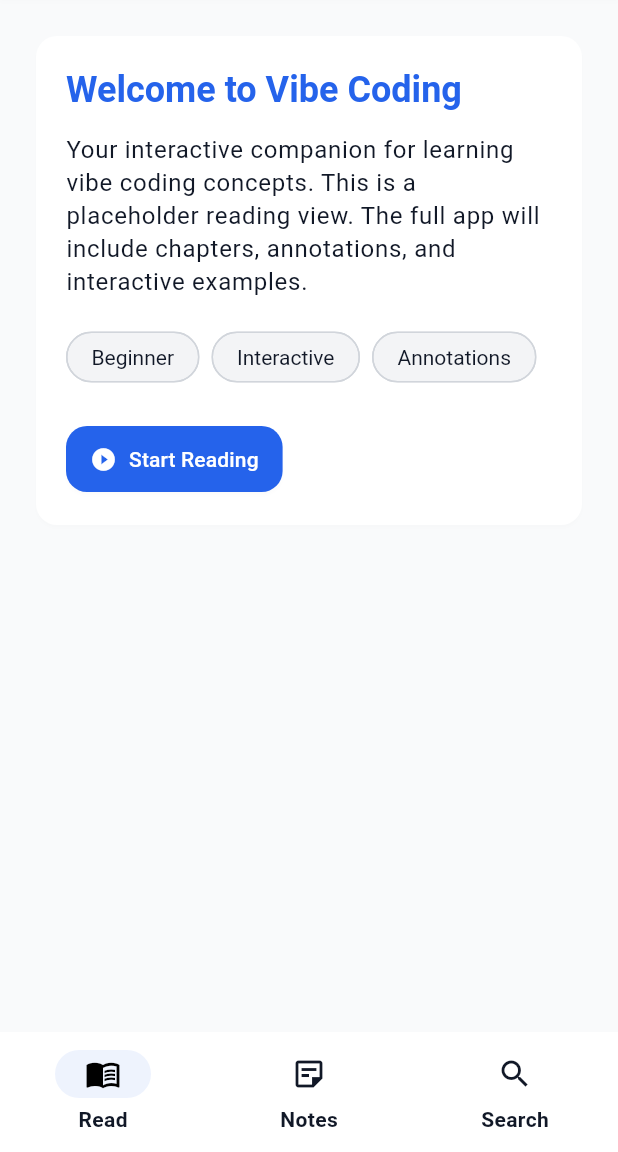
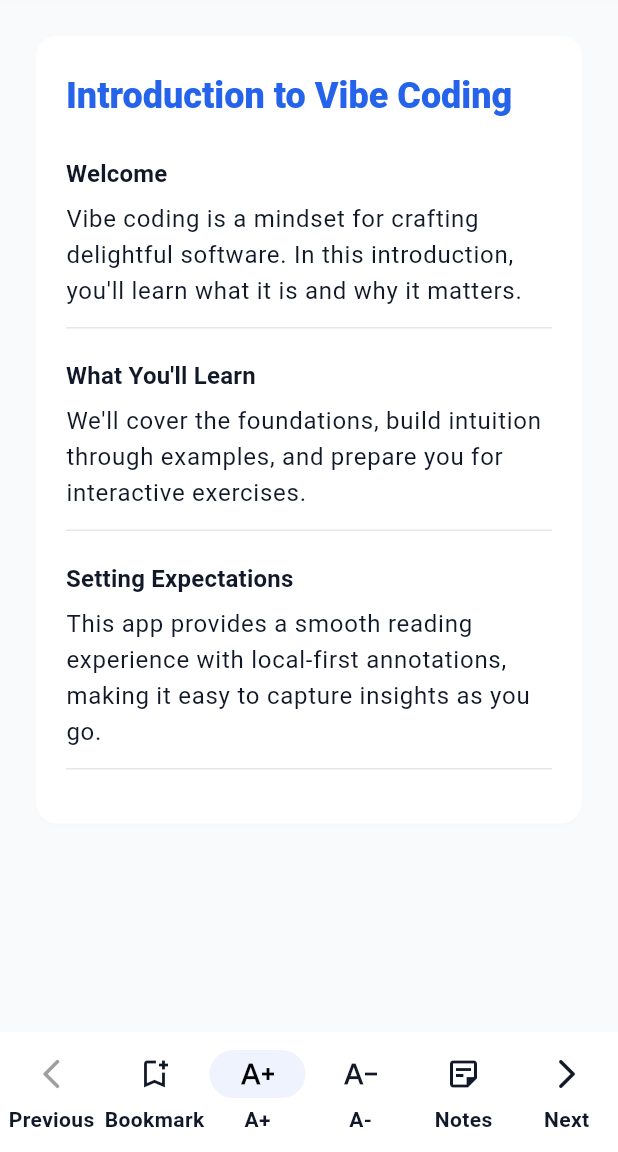
Before and after one commit to meb1772-dot/vibe-coding-companion-174407, a Flutter app: the screen it shows after launch, on a phone screen of 412 x 824 dp, the part 84-1236 px from its top. Run offline on Flutter 3.47's test engine with Material 3 defaults, Android fonts, the phone set to English and light mode, and no system bars; our stand-ins replace shared_preferences, sqflite; accounts and stored records are empty.

Commit message:
CheckPoint - cg9c25bba6

```diff
--- a/flutter_frontend/lib/screens/reader_screen.dart
+++ b/flutter_frontend/lib/screens/reader_screen.dart
@@ -1,196 +1,117 @@
 import 'package:flutter/material.dart';
+import 'package:provider/provider.dart';
+import 'package:flutter_frontend/state/book_state.dart';
+import 'package:flutter_frontend/state/annotation_state.dart';
+import 'package:flutter_frontend/widgets/chapter_drawer.dart';
+import 'package:flutter_frontend/widgets/reading_pane.dart';
+import 'package:flutter_frontend/widgets/notes_sidebar.dart';
+import 'package:flutter_frontend/widgets/bottom_actions_nav.dart';
 
-/// Temporary ReaderScreen stub to allow routing and preview.
-/// Replace with full reading pane, navigation drawer, and notes sidebar later.
-class ReaderScreen extends StatelessWidget {
+/// ReaderScreen is the main reading experience screen.
+/// Layout:
+/// - Left: ChapterDrawer (as a drawer on small screens, persistent on large screens as Scaffold.drawer)
+/// - Center: ReadingPane displaying current chapter and sections
+/// - Right: NotesSidebar (persistent on wide screens, endDrawer on small)
+/// - Bottom: BottomActionsNav with quick actions
+class ReaderScreen extends StatefulWidget {
   const ReaderScreen({super.key});
 
   @override
-  Widget build(BuildContext context) {
-    final cs = Theme.of(context).colorScheme;
-
-    return Scaffold(
-      appBar: AppBar(
-        title: const Text('Vibe Coding Companion'),
-        actions: const [
-          _HeaderActionBar(),
-        ],
-      ),
-      drawer: const _ReaderDrawer(),
-      body: SafeArea(
-        child: LayoutBuilder(
-          builder: (context, constraints) {
-            final isWide = constraints.maxWidth >= 900;
-            return Row(
-              crossAxisAlignment: CrossAxisAlignment.stretch,
-              children: [
-                // Optional left spacer when wide to mimic a table-of-contents area in future.
-                if (isWide) const SizedBox(width: 8),
-                // Reading card
-                Expanded(
-                  flex: 3,
-                  child: SingleChildScrollView(
-                    padding: const EdgeInsets.all(16),
-                    child: Card(
-                      elevation: 1,
-                      surfaceTintColor: Colors.transparent,
-                      child: Padding(
-                        padding: const EdgeInsets.all(20),
-                        child: Column(
-                          crossAxisAlignment: CrossAxisAlignment.start,
-                          children: [
-                            Text('Welcome to Vibe Coding',
-                                style: Theme.of(context).textTheme.headlineSmall?.copyWith(
-                                      fontWeight: FontWeight.w700,
-                                      color: cs.primary,
-                                    )),
-                            const SizedBox(height: 12),
-                            Text(
-                              'Your interactive companion for learning vibe coding concepts. '
-                              'This is a placeholder reading view. The full app will include chapters, '
-                              'annotations, and interactive examples.',
-                              style: Theme.of(context).textTheme.bodyLarge,
-                            ),
-                            const SizedBox(height: 16),
-                            Wrap(
-                              spacing: 8,
-                              runSpacing: 8,
-                              children: const [
-                                Chip(label: Text('Beginner')),
-                                Chip(label: Text('Interactive')),
-                                Chip(label: Text('Annotations')),
-                              ],
-                            ),
-                            const SizedBox(height: 20),
-                            ElevatedButton.icon(
-                              onPressed: () {},
-                              icon: const Icon(Icons.play_circle_fill),
-                              label: const Text('Start Reading'),
-                            ),
-                          ],
-                        ),
-                      ),
-                    ),
-                  ),
-                ),
-                // Notes/annotations placeholder panel when wide
-                if (isWide)
-                  Expanded(
-                    flex: 2,
-                    child: Container(
-                      margin: const EdgeInsets.only(right: 16, top: 16, bottom: 16, left: 8),
-                      decoration: BoxDecoration(
-                        color: cs.surface,
-                        borderRadius: BorderRadius.circular(14),
-                        boxShadow: [
-                          BoxShadow(
-                            color: Colors.black.withAlpha(16),
-                            blurRadius: 8,
-                            offset: const Offset(0, 2),
-                          ),
-                        ],
-                        border: Border.all(color: Theme.of(context).dividerColor),
-                      ),
-                      child: Padding(
-                        padding: const EdgeInsets.all(16),
-                        child: Column(
-                          crossAxisAlignment: CrossAxisAlignment.start,
-                          children: [
-                            Text('Notes',
-                                style: Theme.of(context).textTheme.titleLarge?.copyWith(
-                                      fontWeight: FontWeight.w700,
-                                    )),
-                            const SizedBox(height: 12),
-                            Text(
-                              'Capture insights and highlights as you read. '
-                              'This is a placeholder notes sidebar for preview.',
-                              style: Theme.of(context).textTheme.bodyMedium,
-                            ),
-                            const Spacer(),
-                            OutlinedButton.icon(
-                              onPressed: () {},
-                              icon: const Icon(Icons.note_add_outlined),
-                              label: const Text('Add Note'),
-                            ),
-                          ],
-                        ),
-                      ),
-                    ),
-                  ),
-              ],
-            );
-          },
-        ),
-      ),
-      bottomNavigationBar: NavigationBar(
-        selectedIndex: 0,
-        onDestinationSelected: (_) {},
-        destinations: const [
-          NavigationDestination(icon: Icon(Icons.menu_book_outlined), label: 'Read'),
-          NavigationDestination(icon: Icon(Icons.sticky_note_2_outlined), label: 'Notes'),
-          NavigationDestination(icon: Icon(Icons.search), label: 'Search'),
-        ],
-      ),
-    );
-  }
+  State<ReaderScreen> createState() => _ReaderScreenState();
 }
 
-class _HeaderActionBar extends StatelessWidget {
-  const _HeaderActionBar();
+class _ReaderScreenState extends State<ReaderScreen> {
+  final GlobalKey<ScaffoldState> _scaffoldKey = GlobalKey<ScaffoldState>();
+
+  @override
+  void initState() {
+    super.initState();
+    // Load annotations for current chapter when book state changes selection.
+    // We listen in build to avoid async with context after await; use provider watchers.
+  }
+
+  void _openEndDrawer() {
+    // Open end drawer if present
+    _scaffoldKey.currentState?.openEndDrawer();
+  }
 
   @override
   Widget build(BuildContext context) {
+    final book = context.watch<BookState>();
+    final annotations = context.watch<AnnotationState>();
     final cs = Theme.of(context).colorScheme;
-    return Row(
-      children: [
+
+    // Ensure annotations for current chapter are loaded.
+    final chapterId = book.currentChapterId;
+    if (chapterId != null && !annotations.isLoading) {
+      // Fire-and-forget to load annotations when chapter changes.
+      // No context usage after await inside AnnotationState.
+      annotations.loadByChapter(chapterId);
+    }
+
+    return LayoutBuilder(
+      builder: (context, constraints) {
+        final isWide = constraints.maxWidth >= 1024; // wide threshold
+        final showRightPersistent = isWide && book.showNotesSidebar;
+
+        return Scaffold(
+          key: _scaffoldKey,
+          appBar: AppBar(
+            title: const Text('Vibe Coding Companion'),
+            actions: [
               IconButton(
                 tooltip: 'Search',
-          onPressed: () {},
+                onPressed: () {
+                  ScaffoldMessenger.of(context).showSnackBar(
+                    const SnackBar(content: Text('Search coming soon')),
+                  );
+                },
                 icon: const Icon(Icons.search),
                 color: cs.primary,
               ),
               const SizedBox(width: 4),
             ],
-    );
-  }
-}
-
-class _ReaderDrawer extends StatelessWidget {
-  const _ReaderDrawer();
-
-  @override
-  Widget build(BuildContext context) {
-    final cs = Theme.of(context).colorScheme;
-    return Drawer(
-      child: SafeArea(
-        child: ListView(
-          padding: const EdgeInsets.symmetric(vertical: 8),
+          ),
+          // Left drawer is always available on narrow screens
+          drawer: const ChapterDrawer(),
+          // Right endDrawer is only used on narrow screens for notes
+          endDrawer: isWide ? null : SafeArea(child: const NotesSidebar()),
+          body: SafeArea(
+            child: Row(
+              crossAxisAlignment: CrossAxisAlignment.stretch,
               children: [
-            ListTile(
-              title: Text(
-                'Chapters',
-                style: Theme.of(context).textTheme.titleLarge?.copyWith(
-                      color: cs.primary,
-                      fontWeight: FontWeight.w700,
+                // Optional permanent chapter drawer space for extra wide layouts (>=1280)
+                if (constraints.maxWidth >= 1280)
+                  SizedBox(
+                    width: 300,
+                    child: const ChapterDrawer(),
                   ),
+                // Center Reading Pane
+                Expanded(
+                  flex: 3,
+                  child: const ReadingPane(),
                 ),
-            ),
-            const Divider(),
-            const ListTile(
-              leading: Icon(Icons.looks_one_outlined),
-              title: Text('Introduction to Vibe Coding'),
-            ),
-            const ListTile(
-              leading: Icon(Icons.looks_two_outlined),
-              title: Text('Core Concepts'),
-            ),
-            const ListTile(
-              leading: Icon(Icons.looks_3_outlined),
-              title: Text('Advanced Patterns'),
+                // Right persistent notes sidebar for wide screens (when enabled)
+                if (showRightPersistent)
+                  Expanded(
+                    flex: 2,
+                    child: const NotesSidebar(),
                   ),
               ],
             ),
           ),
+          bottomNavigationBar: BottomActionsNav(
+            onToggleNotes: () async {
+              if (isWide) {
+                await book.setShowNotesSidebar(!book.showNotesSidebar);
+              } else {
+                // On small screens open/close the endDrawer
+                _openEndDrawer();
+              }
+            },
+          ),
+        );
+      },
     );
   }
 }
--- /dev/null
+++ b/flutter_frontend/lib/widgets/bottom_actions_nav.dart
@@ -0,0 +1,97 @@
+import 'package:flutter/material.dart';
+import 'package:provider/provider.dart';
+import 'package:flutter_frontend/state/book_state.dart';
+
+/// Bottom actions navigation bar with Previous/Next, Toggle Notes, Bookmark, Font size controls.
+/// Uses Material 3 NavigationBar styling from theme.
+// PUBLIC_INTERFACE
+class BottomActionsNav extends StatelessWidget {
+  const BottomActionsNav({super.key, this.onToggleNotes});
+
+  /// Callback to toggle the notes sidebar endDrawer on small screens.
+  final VoidCallback? onToggleNotes;
+
+  @override
+  Widget build(BuildContext context) {
+    final book = context.watch<BookState>();
+    final canPrev = _hasPrev(book);
+    final canNext = _hasNext(book);
+
+    return SafeArea(
+      top: false,
+      child: NavigationBar(
+        destinations: [
+          NavigationDestination(
+            icon: Icon(Icons.arrow_back_ios_new_rounded, color: canPrev ? null : Theme.of(context).disabledColor),
+            label: 'Previous',
+          ),
+          const NavigationDestination(
+            icon: Icon(Icons.bookmark_add_outlined),
+            label: 'Bookmark',
+          ),
+          const NavigationDestination(
+            icon: Icon(Icons.text_increase),
+            label: 'A+',
+          ),
+          const NavigationDestination(
+            icon: Icon(Icons.text_decrease),
+            label: 'A-',
+          ),
+          NavigationDestination(
+            icon: const Icon(Icons.sticky_note_2_outlined),
+            label: 'Notes',
+          ),
+          NavigationDestination(
+            icon: Icon(Icons.arrow_forward_ios_rounded, color: canNext ? null : Theme.of(context).disabledColor),
+            label: 'Next',
+          ),
+        ],
+        onDestinationSelected: (index) async {
+          switch (index) {
+            case 0:
+              book.previousChapter();
+              break;
+            case 1:
+              // Bookmark placeholder
+              ScaffoldMessenger.of(context).showSnackBar(
+                const SnackBar(content: Text('Bookmark saved (placeholder)')),
+              );
+              break;
+            case 2:
+              await book.setFontSize(book.fontSize + 1);
+              break;
+            case 3:
+              await book.setFontSize(book.fontSize - 1);
+              break;
+            case 4:
+              // Toggle notes: on small screens this opens end drawer via callback; on wide it toggles preference.
+              if (onToggleNotes != null) {
+                onToggleNotes!();
+              } else {
+                await book.setShowNotesSidebar(!book.showNotesSidebar);
+              }
+              break;
+            case 5:
+              book.nextChapter();
+              break;
+          }
+        },
+        selectedIndex: 2, // neutral; we are using it as action bar
+      ),
+    );
+  }
+
+  bool _hasPrev(BookState book) {
+    final id = book.currentChapterId;
+    if (id == null || book.chapters.isEmpty) return false;
+    final idx = book.chapters.indexWhere((c) => c.id == id);
+    return idx > 0;
+  }
+
+  bool _hasNext(BookState book) {
+    final id = book.currentChapterId;
+    if (id == null || book.chapters.isEmpty) return false;
+    final idx = book.chapters.indexWhere((c) => c.id == id);
+    return idx >= 0 && idx + 1 < book.chapters.length;
+  }
+}
--- /dev/null
+++ b/flutter_frontend/lib/widgets/reading_pane.dart
@@ -0,0 +1,79 @@
+import 'package:flutter/material.dart';
+import 'package:provider/provider.dart';
+import 'package:flutter_frontend/state/book_state.dart';
+import 'package:flutter_frontend/models/chapter.dart';
+
+/// Central reading pane that shows the current chapter title and its sections.
+/// Uses SelectableText and respects font size from BookState.
+// PUBLIC_INTERFACE
+class ReadingPane extends StatelessWidget {
+  const ReadingPane({super.key});
+
+  @override
+  Widget build(BuildContext context) {
+    final book = context.watch<BookState>();
+    final Chapter? ch = book.currentChapter;
+    final double baseFont = book.fontSize;
+    final cs = Theme.of(context).colorScheme;
+
+    if (book.isLoading) {
+      return const Center(child: CircularProgressIndicator());
+    }
+    if (ch == null) {
+      return Center(
+        child: Text(
+          'No chapter selected',
+          style: Theme.of(context).textTheme.titleLarge,
+        ),
+      );
+    }
+
+    return SingleChildScrollView(
+      padding: const EdgeInsets.all(16),
+      child: Card(
+        elevation: 1,
+        surfaceTintColor: Colors.transparent,
+        child: Padding(
+          padding: const EdgeInsets.symmetric(horizontal: 20, vertical: 24),
+          child: Column(
+            crossAxisAlignment: CrossAxisAlignment.start,
+            children: [
+              Text(
+                ch.title,
+                style: Theme.of(context).textTheme.headlineSmall?.copyWith(
+                      fontWeight: FontWeight.w800,
+                      color: cs.primary,
+                    ),
+              ),
+              const SizedBox(height: 16),
+              for (final section in ch.sections) ...[
+                if (section.heading.trim().isNotEmpty)
+                  Padding(
+                    padding: const EdgeInsets.only(top: 8, bottom: 6),
+                    child: Text(
+                      section.heading,
+                      style: Theme.of(context).textTheme.titleMedium?.copyWith(
+                            fontWeight: FontWeight.w700,
+                            color: cs.onSurface,
+                          ),
+                    ),
+                  ),
+                SelectableText(
+                  section.body,
+                  style: Theme.of(context).textTheme.bodyLarge?.copyWith(
+                        fontSize: baseFont,
+                        height: 1.5,
+                      ),
+                ),
+                // Placeholder for highlight regions / future inline annotations.
+                const SizedBox(height: 12),
+                Divider(color: Theme.of(context).dividerColor),
+                const SizedBox(height: 12),
+              ],
+            ],
+          ),
+        ),
+      ),
+    );
+  }
+}
```
Also changed, not shown: flutter_frontend/lib/widgets/chapter_drawer.dart (added, +71 -0 lines), flutter_frontend/lib/widgets/notes_sidebar.dart (added, +119 -0 lines), .knowledge/.knowledge.json, .knowledge/flutter_frontend_lib_screens_reader_screen.dart.json, .knowledge/flutter_frontend_lib_widgets_bottom_actions_nav.dart.json (added), .knowledge/flutter_frontend_lib_widgets_chapter_drawer.dart.json (added), .knowledge/flutter_frontend_lib_widgets_notes_sidebar.dart.json (added), .knowledge/flutter_frontend_lib_widgets_reading_pane.dart.json (added), 2 other files. Lines whose indentation alone changed are shown as unchanged.
